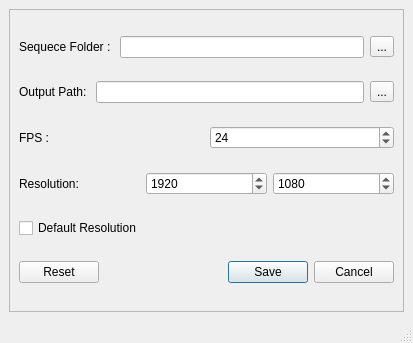
Above: main_seq_conv_ui.ui from karanfx/opencv_seq_to_video_converter before the change. Below: the same form after it.
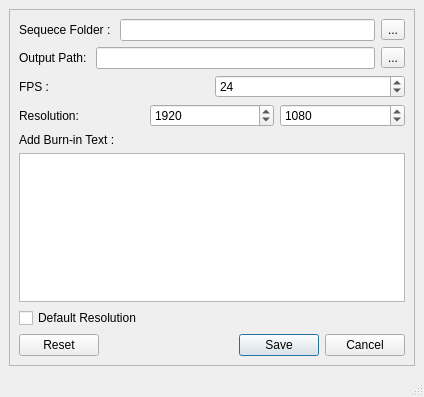
That is the form after the change.

Commit message: Added Burn-in option and Updated UI

```diff
--- a/main_seq_conv_ui.ui
+++ b/main_seq_conv_ui.ui
@@ -6,8 +6,8 @@
    <rect>
     <x>0</x>
     <y>0</y>
-    <width>413</width>
-    <height>343</height>
+    <width>424</width>
+    <height>397</height>
    </rect>
   </property>
   <property name="windowTitle">
@@ -24,6 +24,23 @@
        <enum>QFrame::Raised</enum>
       </property>
       <layout class="QGridLayout" name="gridLayout_2">
+       <item row="7" column="0">
+        <widget class="QDialogButtonBox" name="save_reset_buttonBox">
+         <property name="standardButtons">
+          <set>QDialogButtonBox::Cancel|QDialogButtonBox::Reset|QDialogButtonBox::Save</set>
+         </property>
+        </widget>
+       </item>
+       <item row="5" column="0">
+        <widget class="QTextEdit" name="burn_in_TE"/>
+       </item>
+       <item row="6" column="0">
+        <widget class="QCheckBox" name="def_res_CB">
+         <property name="text">
+          <string>Default Resolution</string>
+         </property>
+        </widget>
+       </item>
        <item row="0" column="0">
         <layout class="QHBoxLayout" name="horizontalLayout">
          <item>
@@ -125,16 +142,9 @@
         </layout>
        </item>
        <item row="4" column="0">
-        <widget class="QCheckBox" name="def_res_CB">
+        <widget class="QLabel" name="burn_in_text_LB">
          <property name="text">
-          <string>Default Resolution</string>
-         </property>
-        </widget>
-       </item>
-       <item row="5" column="0">
-        <widget class="QDialogButtonBox" name="save_reset_buttonBox">
-         <property name="standardButtons">
-          <set>QDialogButtonBox::Cancel|QDialogButtonBox::Reset|QDialogButtonBox::Save</set>
+          <string>Add Burn-in Text :</string>
          </property>
         </widget>
        </item>
```
Left out of the diff: 76 changed lines with no effect on the pictures. The commit also changes 7 other files.
